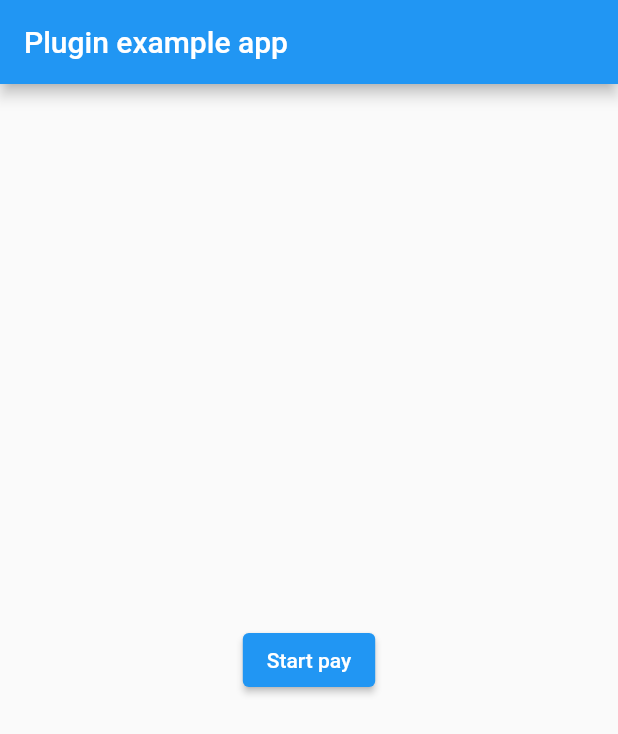
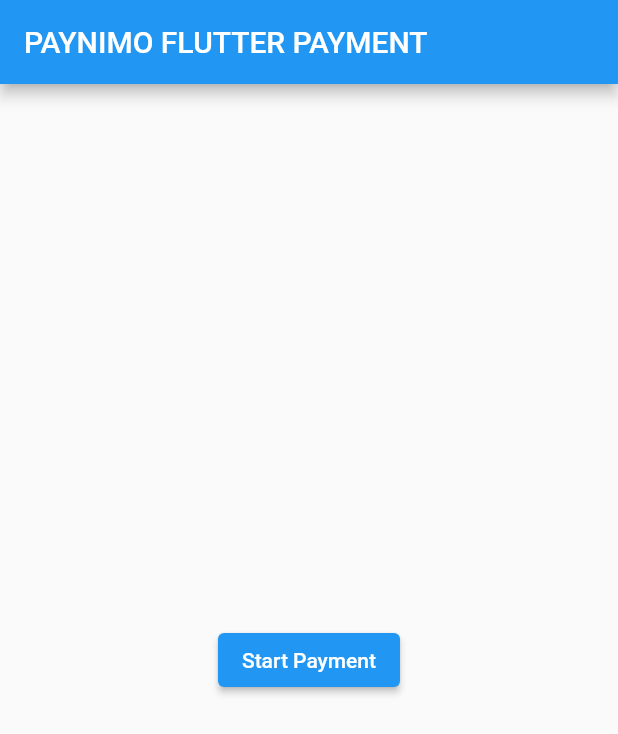
Before and after one commit to Lavkushwaha/paynimo_flutter_plugin, a Flutter app: the screen it shows after launch, on a phone screen of 412 x 824 dp. Shown: the top 734 px of the screen. Run offline on Flutter 3.47's test engine with Material 2 defaults, Android fonts, the phone set to English and light mode, and no system bars.

Commit message:
initialization function added for payment

```diff
--- a/example/lib/main.dart
+++ b/example/lib/main.dart
@@ -1,7 +1,4 @@
 import 'package:flutter/material.dart';
-import 'dart:async';
-
-import 'package:flutter/services.dart';
 import 'package:flutter_paynimo/flutter_paynimo.dart';
 
 void main() {
@@ -16,34 +13,24 @@ class MyApp extends StatefulWidget {
 }
 
 class _MyAppState extends State<MyApp> {
-  String _platformVersion = 'Unknown';
+  String paymentResponse = 'Unknown';
 
   @override
   void initState() {
     super.initState();
-    // initPlatformState();
+
+    /// INITIALIZE PAYNIMO
+    initializePaynimo();
   }
 
-  // Platform messages are asynchronous, so we initialize in an async method.
-  Future<void> initPlatformState() async {
-    String platformVersion;
-    // Platform messages may fail, so we use a try/catch PlatformException.
-    // We also handle the message potentially returning null.
-    try {
-      platformVersion =
-          await FlutterPaynimo.platformVersion ?? 'Unknown platform version';
-    } on PlatformException {
-      platformVersion = 'Failed to get platform version.';
-    }
+  /// ENTER YOUR PAYNIMO PUBLIC KEY AND MERCHENT ID HERE
+  /// THTESE ARE TEST CREDENTIALS
+  /// MERCHANT ID: T750
+  /// PUB KEY: 1234-6666-6789-56
 
-    // If the widget was removed from the tree while the asynchronous platform
-    // message was in flight, we want to discard the reply rather than calling
-    // setState to update our non-existent appearance.
-    if (!mounted) return;
-
-    setState(() {
-      _platformVersion = platformVersion;
-    });
+  initializePaynimo() async {
+    await FlutterPaynimo.configure(
+        merchantId: "T750", publicKey: "1234-6666-6789-56");
   }
 
   @override
@@ -51,16 +38,38 @@ class _MyAppState extends State<MyApp> {
     return MaterialApp(
       home: Scaffold(
         appBar: AppBar(
-          title: const Text('Plugin example app'),
+          title: const Text('PAYNIMO FLUTTER PAYMENT'),
         ),
         body: Center(
-          // child: Text('Running on: $_platformVersion\n'),
           child: ElevatedButton(
-            child: Text("Start pay"),
+            child: const Text("Start Payment"),
             onPressed: () async {
+              //   final result = await FlutterPaynimo.startPayment(
+              //       amount: "100",
+              //       currency: "NGN",
+              //       description: "Test Payment",
+              //       email: "",
+              //       firstName: "",
+              //       lastName: "",
+              //       phone: "",
+              //       redirectUrl: "",
+              //       metadata: "",
+              //       onSuccess: (data) {
+              //         setState(() {
+              //           paymentResponse = data;
+              //         });
+              //       },
+              //       onError: (data) {
+              //         setState(() {
+              //           paymentResponse = data;
+              //         });
+              //       });
+              // });
+
               Map<dynamic, dynamic> paymentResult =
                   await FlutterPaynimo.startPayment();
-              print("LAV : ${paymentResult.toString()}");
+
+              debugPrint("PAYMENT RESULT : ${paymentResult.toString()}");
             },
           ),
         ),
--- a/lib/flutter_paynimo.dart
+++ b/lib/flutter_paynimo.dart
@@ -10,6 +10,22 @@ class FlutterPaynimo {
     return version;
   }
 
+  /// CONFIGURE PAYMENT PARAMETERS
+  /// MERCHENT ID - Your Paynimo merchant ID
+  /// PUBLIC KEY - Your Paynimo public key
+
+  static Future configure({
+    String? merchantId,
+    String? publicKey,
+  }) async {
+    var paynimoData = {
+      "merchantId": "$merchantId",
+      "publicKey": "$publicKey",
+    };
+    return await _channel.invokeMethod('configure', paynimoData);
+  }
+
+  /// START PAYMENT
   static Future startPayment() async {
     return await _channel.invokeMethod('startPayment');
   }
```
